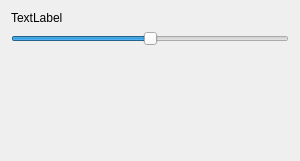
First picture: the form in AdenitaCoreSE/form/SEAdenitaVisualModelProperties.ui, repository edellano/Adenita-SAMSON-Edition, before the edit.
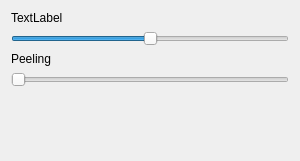
Second picture: the form after the edit.

Commit message: implemented peeling for visibility

Diff of the .ui file:
```diff
--- a/AdenitaCoreSE/form/SEAdenitaVisualModelProperties.ui
+++ b/AdenitaCoreSE/form/SEAdenitaVisualModelProperties.ui
@@ -22,6 +22,13 @@
   <layout class="QVBoxLayout" name="verticalLayout">
    <item>
     <layout class="QFormLayout" name="formLayout">
+     <item row="0" column="0">
+      <widget class="QLabel" name="label">
+       <property name="text">
+        <string>TextLabel</string>
+       </property>
+      </widget>
+     </item>
      <item row="1" column="0" colspan="2">
       <widget class="QSlider" name="hslScale">
        <property name="maximum">
@@ -35,10 +42,17 @@
        </property>
       </widget>
      </item>
-     <item row="0" column="0">
-      <widget class="QLabel" name="label">
+     <item row="2" column="0">
+      <widget class="QLabel" name="label_2">
        <property name="text">
-        <string>TextLabel</string>
+        <string>Peeling</string>
+       </property>
+      </widget>
+     </item>
+     <item row="3" column="0" colspan="2">
+      <widget class="QSlider" name="hslPeeling">
+       <property name="orientation">
+        <enum>Qt::Horizontal</enum>
        </property>
       </widget>
      </item>
```
Left out of the diff: 21 changed lines with no effect on the pictures. The commit also changes 6 other files.
